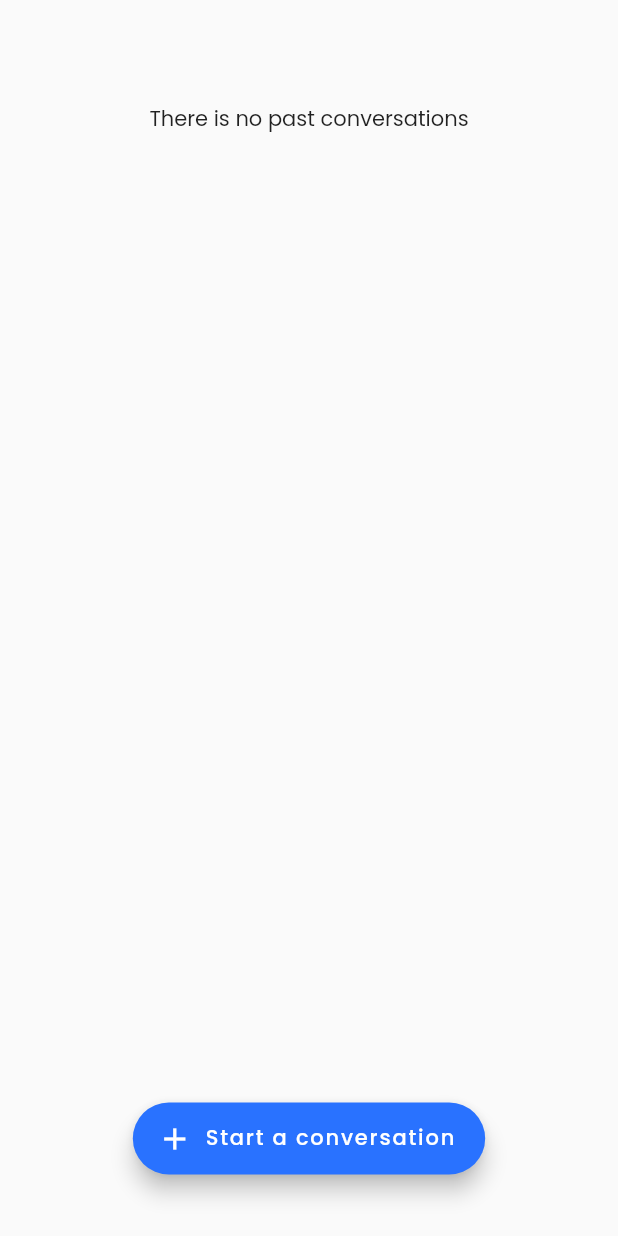
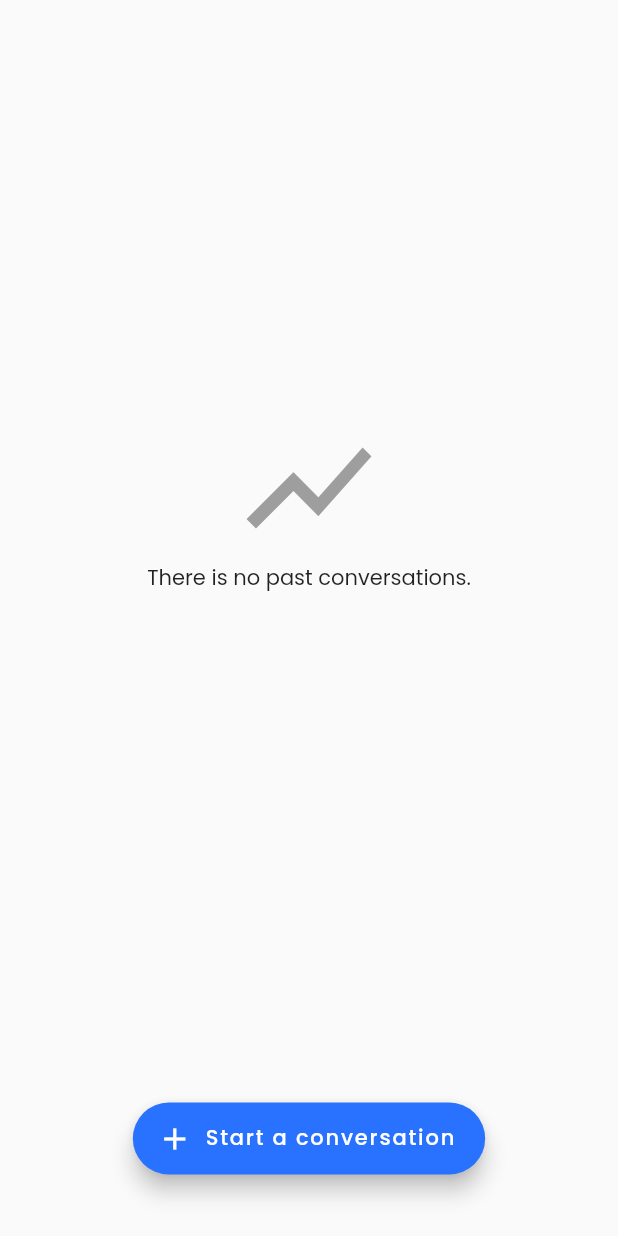
Before and after one commit to rkzofficial/Eida, a Flutter app: the DashboardPage screen opened by its route, on a phone screen of 412 x 824 dp. Run offline on Flutter 3.47's test engine with Material 2 defaults, Android fonts, the phone set to English and light mode, and no system bars; our stand-ins replace auto_route, bloc, cached_network_image, dartz, firebase_auth, firebase_core and 10 more; missing offline and left inert: flutter_displaymode; accounts and stored records are empty; network calls fail.

Commit message:
Completes version 1

```diff
--- a/lib/application/auth/auth_bloc.dart
+++ b/lib/application/auth/auth_bloc.dart
@@ -23,7 +23,7 @@ class AuthBloc extends Bloc<AuthEvent, AuthState> {
   void _onEvent(AuthEvent event, Emitter<AuthState> emit) async {
     await event.map(
       authCheckRequested: (e) async {
-        final userOption = await _authFacade.getSignedInUser();
+        final userOption = _authFacade.getSignedInUser();
         emit(
           userOption.fold(
             () => const AuthState.unauthenticated(),
--- a/lib/domain/auth/i_auth_facade.dart
+++ b/lib/domain/auth/i_auth_facade.dart
@@ -5,7 +5,7 @@ import 'user.dart';
 import 'value_objects.dart';
 
 abstract class IAuthFacade {
-  Future<Option<User>> getSignedInUser();
+  Option<User> getSignedInUser();
 
   Future<Either<AuthFailure, Unit>> registerWithEmailAndPassword({
     required EmailAddress emailAddress,
--- a/lib/presentation/pages/dashboard/dashboard_page.dart
+++ b/lib/presentation/pages/dashboard/dashboard_page.dart
@@ -58,8 +58,13 @@ class DashboardPage extends StatelessWidget with AutoRouteWrapper {
                               const Divider(),
                             ],
                           )
-                        : const Center(
-                            child: Text('There is no past conversations'),
+                        : Column(
+                            mainAxisSize: MainAxisSize.max,
+                            children: [
+                              SizedBox(height: MediaQuery.of(context).size.height / 4),
+                              const Icon(Icons.show_chart_outlined, size: 100, color: Colors.grey),
+                              const Text('There is no past conversations.'),
+                            ],
                           );
                   },
                 ),
```
Also changed, not shown: lib/infrastructure/auth/firebase_auth_facade.dart (+4 -8 lines), lib/infrastructure/chat/chat_repository.dart (+26 -8 lines), lib/presentation/pages/chat/chat_page.dart (+9 -2 lines), lib/injection.config.dart.
